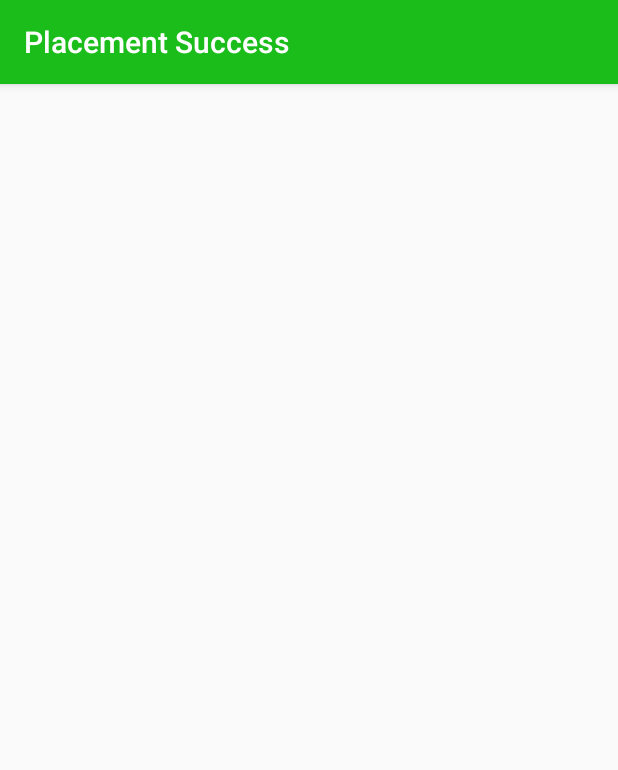
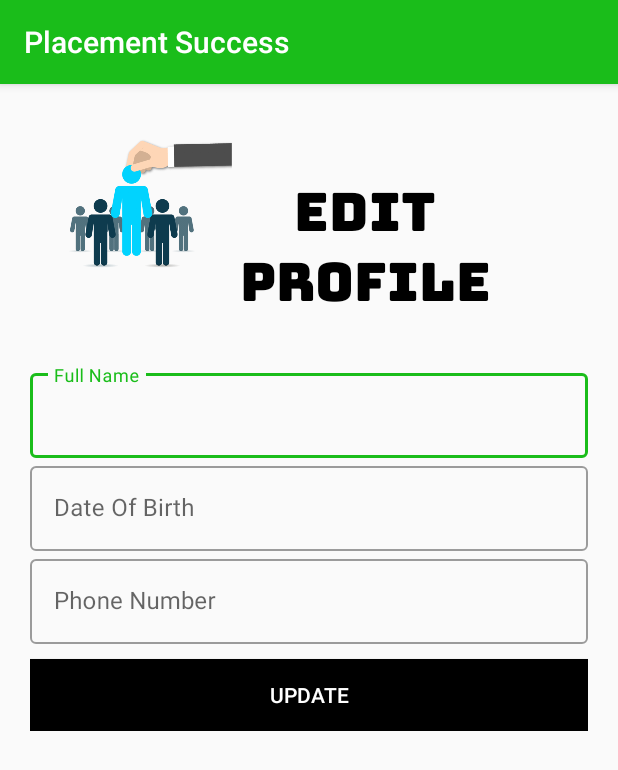
Before and after one commit to ashishsingh8298/Placement-Success, an Android app: the editProfile screen opened directly, with no data from a screen before it, on a phone screen of 412 x 824 dp. Shown: the top 770 px of the screen. Run offline under Robolectric (Android 15) with nearby library versions, the phone set to English and light mode, and no system bars; our stand-ins replace Firebase (no records; nobody signed in at launch, a user with empty details on screens opened directly); Roboto replaces fonts that are not available here.

Commit message:
edit functionality in profile is updated

```diff
--- a/app/src/main/java/com/example/basic/Profile_activity.java
+++ b/app/src/main/java/com/example/basic/Profile_activity.java
@@ -20,8 +20,6 @@ import com.google.firebase.database.FirebaseDatabase;
 public class Profile_activity extends AppCompatActivity {
     private FirebaseAuth mAuth;
     CircleImageView profileImage ;
-    FirebaseDatabase mDatabase;
-    DatabaseReference uRef;
     FirebaseUser mUser;
     TextView fullName,phoneNumber,stream,roll,dob,year,email;
     @Override
--- a/app/src/main/java/com/example/basic/editProfile.java
+++ b/app/src/main/java/com/example/basic/editProfile.java
@@ -2,13 +2,77 @@ package com.example.basic;
 
 import androidx.appcompat.app.AppCompatActivity;
 
+import android.content.Intent;
 import android.os.Bundle;
+import android.view.View;
+import android.widget.Button;
+import android.widget.Toast;
+
+import com.google.android.material.textfield.TextInputEditText;
+import com.google.firebase.auth.FirebaseAuth;
+import com.google.firebase.auth.FirebaseUser;
+import com.google.firebase.database.DatabaseReference;
+import com.google.firebase.database.FirebaseDatabase;
 
 public class editProfile extends AppCompatActivity {
-
+    private FirebaseAuth mAuth;
+    TextInputEditText fullName,phoneNumber,dob;
+    FirebaseUser mUser;
+    Button update;
+    private DatabaseReference mDatabase;
     @Override
     protected void onCreate(Bundle savedInstanceState) {
         super.onCreate(savedInstanceState);
         setContentView(R.layout.activity_edit_profile);
+        mAuth= FirebaseAuth.getInstance();
+        mUser=mAuth.getCurrentUser();
+        mDatabase= FirebaseDatabase.getInstance().getReference().child("Users");
+        fullName=findViewById(R.id.Name);
+        phoneNumber=findViewById(R.id.Phone);
+        dob=findViewById(R.id.dob);
+
+        fullName.setText(mUser.getDisplayName());
+        phoneNumber.setText(mUser.getPhoneNumber());
+        update=findViewById(R.id.Update);
+
+        update.setOnClickListener(new View.OnClickListener() {
+            @Override
+            public void onClick(View view) {
+                startUpdate();
+            }
+        });
+
+
+
+    }
+    private void startUpdate()
+    {
+        String user_id = mAuth.getCurrentUser().getUid();
+        DatabaseReference current_user = mDatabase.child(user_id);
+
+        final String sname=fullName.getText().toString().trim();
+        final String sdob=dob.getText().toString().trim();
+        final String sphone=phoneNumber.getText().toString().trim();
+        if (sname==""){
+
+        }
+        else {
+            current_user.child("Name").setValue(sname);
+        }
+        if (sdob==""){
+
+        }
+        else{
+            current_user.child("dob").setValue(sdob);
+        }
+
+        if (sphone==""){
+
+        }else{
+            current_user.child("Phone Number").setValue(sphone);
+        }
+        Toast.makeText(this,"Information Updated Succesfully...",Toast.LENGTH_LONG);
+        startActivity(new Intent(editProfile.this,Profile_activity.class));
+        finish();
     }
 }
--- a/app/src/main/res/layout/activity_edit_profile.xml
+++ b/app/src/main/res/layout/activity_edit_profile.xml
@@ -4,6 +4,88 @@
     xmlns:tools="http://schemas.android.com/tools"
     android:layout_width="match_parent"
     android:layout_height="match_parent"
-    tools:context=".editProfile">
+    tools:context=".editProfile"
+    android:orientation="vertical"
+    android:padding="20dp">
 
+    <LinearLayout
+        android:layout_width="match_parent"
+        android:layout_height="wrap_content">
+        <ImageView
+            android:layout_width="150dp"
+            android:layout_height="120dp"
+            android:src="@drawable/plaecement" />
+
+        <TextView
+            android:layout_width="wrap_content"
+            android:layout_height="wrap_content"
+            android:textAlignment="center"
+            android:layout_marginTop="20dp"
+            android:fontFamily="@font/bungee"
+            android:layout_marginLeft="-10dp"
+            android:text="Edit\nProfile"
+            android:textColor="#000"
+            android:textSize="35sp" />
+    </LinearLayout>
+
+
+    <LinearLayout
+        android:layout_width="match_parent"
+        android:layout_height="wrap_content"
+        android:orientation="vertical"
+        android:layout_marginTop="10dp"
+        android:layout_marginBottom="10dp">
+
+        <com.google.android.material.textfield.TextInputLayout
+            style="@style/Widget.MaterialComponents.TextInputLayout.OutlinedBox"
+            android:layout_width="match_parent"
+            android:layout_height="wrap_content"
+            android:hint="Full Name">
+
+            <com.google.android.material.textfield.TextInputEditText
+                android:id="@+id/Name"
+                android:layout_width="match_parent"
+                android:layout_height="wrap_content"
+                android:inputType="textPersonName" />
+
+        </com.google.android.material.textfield.TextInputLayout>
+
+        <com.google.android.material.textfield.TextInputLayout
+            style="@style/Widget.MaterialComponents.TextInputLayout.OutlinedBox"
+            android:layout_width="match_parent"
+            android:layout_height="wrap_content"
+            android:hint="Date Of Birth">
+
+            <com.google.android.material.textfield.TextInputEditText
+                android:id="@+id/dob"
+                android:layout_width="match_parent"
+                android:layout_height="wrap_content"
+                android:inputType="text" />
+
+        </com.google.android.material.textfield.TextInputLayout>
+
+        <com.google.android.material.textfield.TextInputLayout
+            style="@style/Widget.MaterialComponents.TextInputLayout.OutlinedBox"
+            android:layout_width="match_parent"
+            android:layout_height="wrap_content"
+            android:hint="Phone Number">
+
+            <com.google.android.material.textfield.TextInputEditText
+                android:id="@+id/Phone"
+                android:layout_width="match_parent"
+                android:layout_height="wrap_content"
+                android:inputType="number" />
+
+        </com.google.android.material.textfield.TextInputLayout>
+
+        <Button
+            android:id="@+id/Update"
+            android:layout_width="match_parent"
+            android:layout_height="wrap_content"
+            android:layout_marginTop="10dp"
+            android:text="Update"
+            android:textColor="#fff"
+            android:background="#000"/>
+
+    </LinearLayout>
 </LinearLayout>
```
